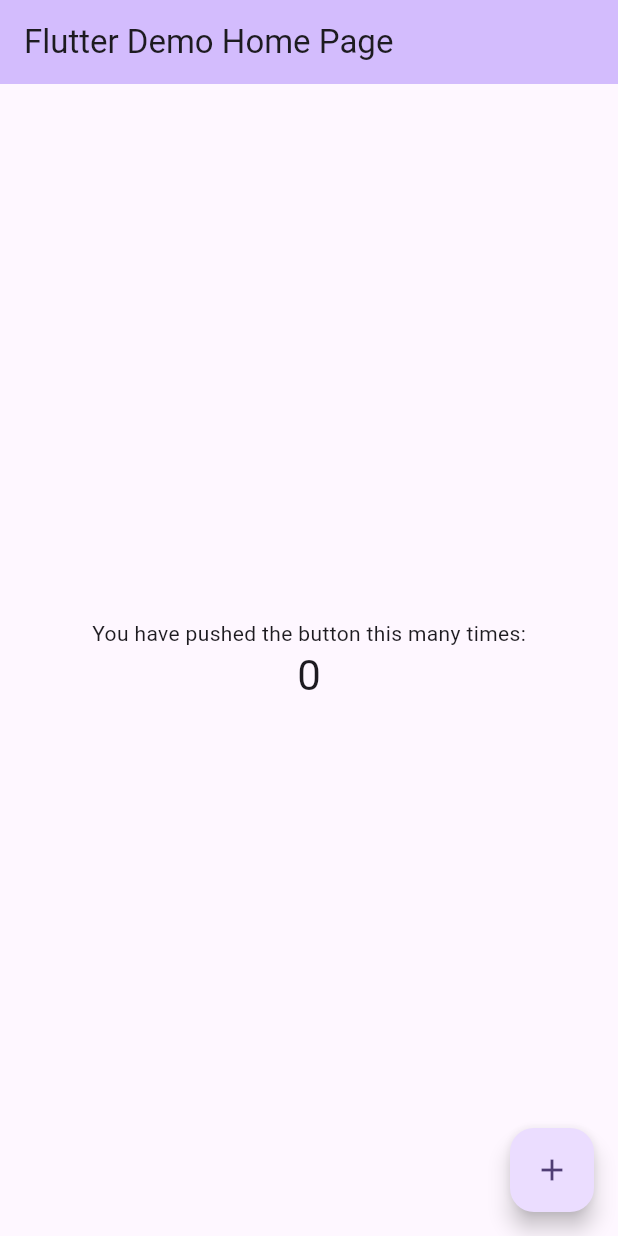
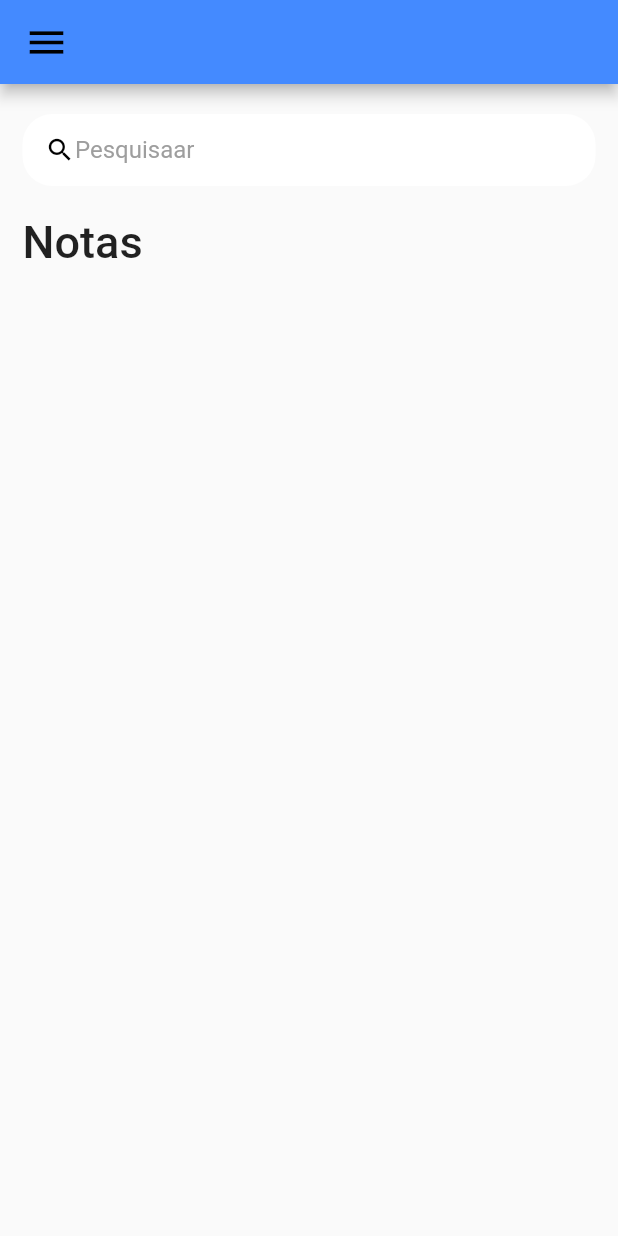
Before and after one commit to LuizFurmann/flutter_study, a Flutter app: the screen it shows after launch, on a phone screen of 412 x 824 dp. Run offline on Flutter 3.47's test engine with Material 2 defaults, Android fonts, the phone set to English and light mode, and no system bars.

Commit message:
add home screem

```diff
--- a/lib/main.dart
+++ b/lib/main.dart
@@ -1,125 +1,22 @@
 import 'package:flutter/material.dart';
+import 'package:flutter/services.dart';
+import 'package:flutter_study/view/home.dart';
 
 void main() {
-  runApp(const MyApp());
+  runApp(const Luiz());
 }
 
-class MyApp extends StatelessWidget {
-  const MyApp({super.key});
+class Luiz extends StatelessWidget {
+  const Luiz({super.key});
 
-  // This widget is the root of your application.
   @override
   Widget build(BuildContext context) {
+    SystemChrome.setSystemUIOverlayStyle(
+        SystemUiOverlayStyle(statusBarColor: Colors.transparent));
     return MaterialApp(
-      title: 'Flutter Demo',
-      theme: ThemeData(
-        // This is the theme of your application.
-        //
-        // TRY THIS: Try running your application with "flutter run". You'll see
-        // the application has a blue toolbar. Then, without quitting the app,
-        // try changing the seedColor in the colorScheme below to Colors.green
-        // and then invoke "hot reload" (save your changes or press the "hot
-        // reload" button in a Flutter-supported IDE, or press "r" if you used
-        // the command line to start the app).
-        //
-        // Notice that the counter didn't reset back to zero; the application
-        // state is not lost during the reload. To reset the state, use hot
-        // restart instead.
-        //
-        // This works for code too, not just values: Most code changes can be
-        // tested with just a hot reload.
-        colorScheme: ColorScheme.fromSeed(seedColor: Colors.deepPurple),
-        useMaterial3: true,
-      ),
-      home: const MyHomePage(title: 'Flutter Demo Home Page'),
+      debugShowCheckedModeBanner: false,
+      title: "ToDoApp",
+      home: Home(),
     );
   }
 }
-
-class MyHomePage extends StatefulWidget {
-  const MyHomePage({super.key, required this.title});
-
-  // This widget is the home page of your application. It is stateful, meaning
-  // that it has a State object (defined below) that contains fields that affect
-  // how it looks.
-
-  // This class is the configuration for the state. It holds the values (in this
-  // case the title) provided by the parent (in this case the App widget) and
-  // used by the build method of the State. Fields in a Widget subclass are
-  // always marked "final".
-
-  final String title;
-
-  @override
-  State<MyHomePage> createState() => _MyHomePageState();
-}
-
-class _MyHomePageState extends State<MyHomePage> {
-  int _counter = 0;
-
-  void _incrementCounter() {
-    setState(() {
-      // This call to setState tells the Flutter framework that something has
-      // changed in this State, which causes it to rerun the build method below
-      // so that the display can reflect the updated values. If we changed
-      // _counter without calling setState(), then the build method would not be
-      // called again, and so nothing would appear to happen.
-      _counter++;
-    });
-  }
-
-  @override
-  Widget build(BuildContext context) {
-    // This method is rerun every time setState is called, for instance as done
-    // by the _incrementCounter method above.
-    //
-    // The Flutter framework has been optimized to make rerunning build methods
-    // fast, so that you can just rebuild anything that needs updating rather
-    // than having to individually change instances of widgets.
-    return Scaffold(
-      appBar: AppBar(
-        // TRY THIS: Try changing the color here to a specific color (to
-        // Colors.amber, perhaps?) and trigger a hot reload to see the AppBar
-        // change color while the other colors stay the same.
-        backgroundColor: Theme.of(context).colorScheme.inversePrimary,
-        // Here we take the value from the MyHomePage object that was created by
-        // the App.build method, and use it to set our appbar title.
-        title: Text(widget.title),
-      ),
-      body: Center(
-        // Center is a layout widget. It takes a single child and positions it
-        // in the middle of the parent.
-        child: Column(
-          // Column is also a layout widget. It takes a list of children and
-          // arranges them vertically. By default, it sizes itself to fit its
-          // children horizontally, and tries to be as tall as its parent.
-          //
-          // Column has various properties to control how it sizes itself and
-          // how it positions its children. Here we use mainAxisAlignment to
-          // center the children vertically; the main axis here is the vertical
-          // axis because Columns are vertical (the cross axis would be
-          // horizontal).
-          //
-          // TRY THIS: Invoke "debug painting" (choose the "Toggle Debug Paint"
-          // action in the IDE, or press "p" in the console), to see the
-          // wireframe for each widget.
-          mainAxisAlignment: MainAxisAlignment.center,
-          children: <Widget>[
-            const Text(
-              'You have pushed the button this many times:',
-            ),
-            Text(
-              '$_counter',
-              style: Theme.of(context).textTheme.headlineMedium,
-            ),
-          ],
-        ),
-      ),
-      floatingActionButton: FloatingActionButton(
-        onPressed: _incrementCounter,
-        tooltip: 'Increment',
-        child: const Icon(Icons.add),
-      ), // This trailing comma makes auto-formatting nicer for build methods.
-    );
-  }
-}
--- /dev/null
+++ b/lib/view/home.dart
@@ -0,0 +1,68 @@
+import 'package:flutter/material.dart';
+
+class Home extends StatelessWidget {
+  const Home({super.key});
+
+  @override
+  Widget build(BuildContext context) {
+    return Scaffold(
+      appBar: myAppbar(),
+      body: Container(
+          padding: EdgeInsets.symmetric(vertical: 20, horizontal: 15),
+          child: Column(
+            children: [
+              searchBox(),
+              Expanded(
+                child: ListView(
+                  children: [
+                    Container(
+                      margin: EdgeInsets.only(top: 20, bottom: 20),
+                      child: Text(
+                        'Notas',
+                        style: TextStyle(
+                          fontSize: 30,
+                          fontWeight: FontWeight.w500,
+                        ),
+                      ),
+                    )
+                  ],
+                ),
+              )
+            ],
+          )),
+    );
+  }
+}
+
+AppBar myAppbar() {
+  return AppBar(
+    backgroundColor: Colors.blueAccent,
+    title: Row(children: [Icon(Icons.menu, color: Colors.black, size: 30)]),
+  );
+}
+
+Widget searchBox() {
+  return Container(
+    padding: EdgeInsets.symmetric(horizontal: 15),
+    decoration: BoxDecoration(
+      color: Colors.white,
+      borderRadius: BorderRadius.circular(20),
+    ),
+    child: TextField(
+      decoration: InputDecoration(
+          contentPadding: EdgeInsets.all(0),
+          prefixIcon: Icon(
+            Icons.search,
+            color: Colors.black,
+            size: 20,
+          ),
+          prefixIconConstraints: BoxConstraints(
+            maxHeight: 20,
+            maxWidth: 25,
+          ),
+          border: InputBorder.none,
+          hintText: "Pesquisaar",
+          hintStyle: TextStyle(color: Colors.grey)),
+    ),
+  );
+}
```
